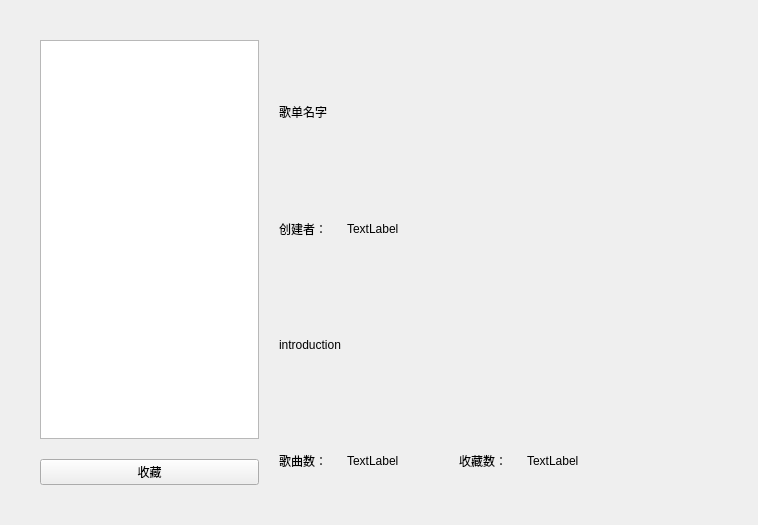
This is gui/Playlist.ui in zyzzzasdhjk/database_project as Qt 5 draws it before an edit. The edited form follows.
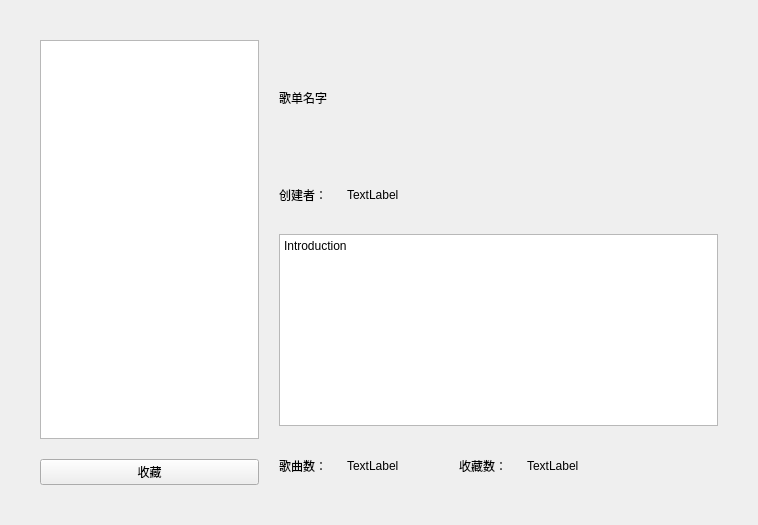
This is the edited form.

Commit message: 11.23 歌单展示界面完毕

Diff of the .ui file:
```diff
--- a/gui/Playlist.ui
+++ b/gui/Playlist.ui
@@ -71,7 +71,7 @@
          </layout>
         </item>
         <item>
-         <layout class="QVBoxLayout" name="verticalLayout_5" stretch="3,1,3,1">
+         <layout class="QVBoxLayout" name="verticalLayout_5" stretch="3,1,0,1">
           <item>
            <widget class="QLabel" name="PlaylistSheetNamelabel">
             <property name="styleSheet">
@@ -120,12 +120,12 @@
            </layout>
           </item>
           <item>
-           <widget class="QLabel" name="PlaylistIntrolabel">
+           <widget class="QPlainTextEdit" name="PlaylistIntrolabel">
             <property name="styleSheet">
              <string notr="true">font: 8pt &quot;微软雅黑&quot;;</string>
             </property>
-            <property name="text">
-             <string>introduction</string>
+            <property name="plainText">
+             <string>Introduction</string>
             </property>
            </widget>
           </item>
```
Left out of the diff: 2 changed lines with no effect on the pictures. The commit also changes 5 other files.
